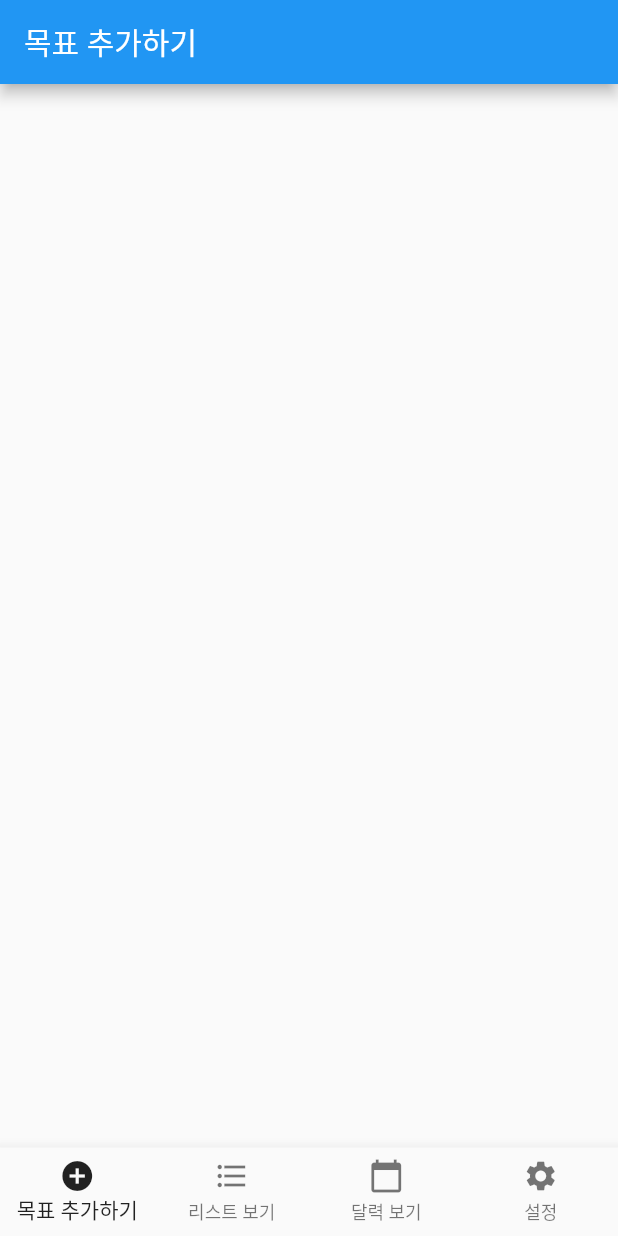
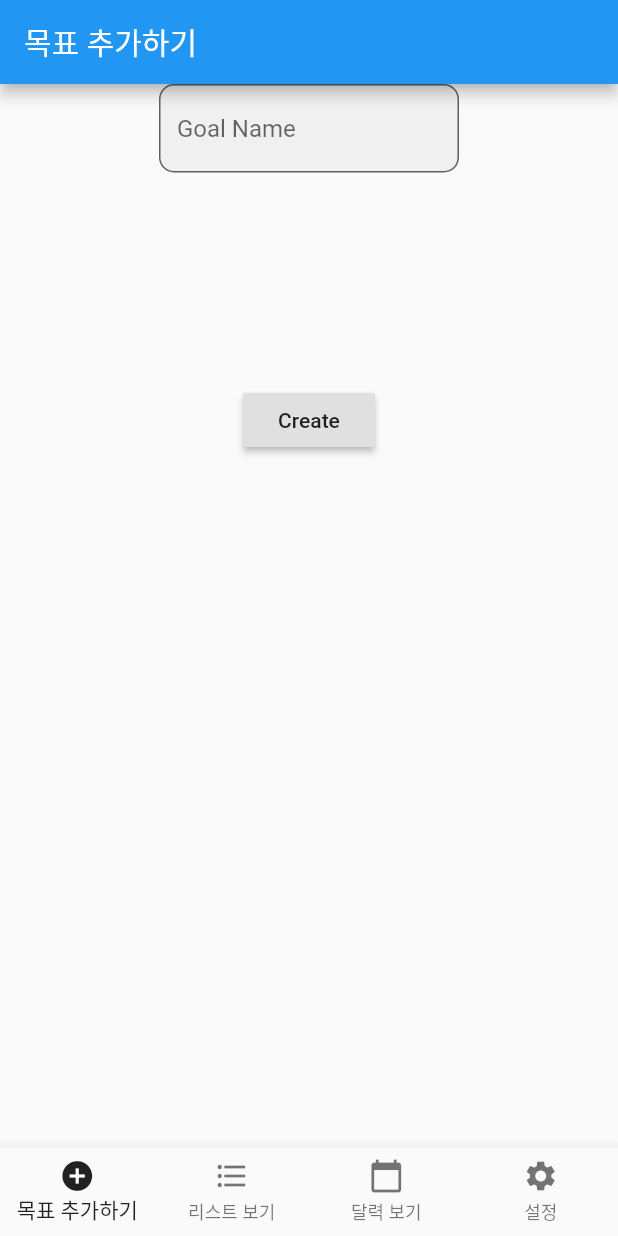
Before and after one commit to SeongWoo-97/sudam_app, a Flutter app: the MainPage screen opened directly, on a phone screen of 412 x 824 dp. Run offline on Flutter 3.47's test engine with Material 2 defaults, Android fonts, the phone set to English and light mode, and no system bars; our stand-ins replace carousel_pro, carousel_slider, cloud_firestore, firebase_auth, firebase_messaging, firebase_storage and 5 more; missing offline and left inert: geocoder, multi_image_picker; accounts and stored records are empty.

Commit message:
PageView 제거

```diff
--- a/goal_app/lib/Page/FirstPage.dart
+++ b/goal_app/lib/Page/FirstPage.dart
@@ -1,16 +1,72 @@
 import 'package:flutter/material.dart';
+import 'package:goalapp/main.dart';
+import 'package:goalapp/module/goal.dart';
+
+import 'SecondPage.dart';
 
 class FirstPage extends StatefulWidget {
   @override
   _FirstPageState createState() => _FirstPageState();
 }
 
+// 목표 객체를 만들 클래스를 생성
+// 생성된 객체를 내부저장소에 저장
 class _FirstPageState extends State<FirstPage> {
+  final _formKey = GlobalKey<FormState>();
+  TextEditingController _names = TextEditingController();
+  Goal goal;
+
+  @override
+  void dispose() {
+    _names.dispose();
+    super.dispose();
+  }
+
   @override
   Widget build(BuildContext context) {
-    return Row(
-      children: <Widget>[
-      ],
+    return Scaffold(
+      appBar: AppBar(
+        title: Text('목표 추가하기'),
+      ),
+      body: Row(
+        mainAxisAlignment: MainAxisAlignment.center,
+        children: <Widget>[
+          Column(
+            children: <Widget>[
+              Container(
+                width: 200,
+                height: 200,
+                child: Form(
+                  key: _formKey,
+                  child: Column(
+                    children: <Widget>[
+                      TextFormField(
+                        controller: _names,
+                        decoration: InputDecoration(
+                            border: OutlineInputBorder(
+                                borderRadius:
+                                    BorderRadius.all(Radius.circular(10))),
+                            filled: true,
+                            hintText: 'Goal Name'),
+                      ),
+                    ],
+                  ),
+                ),
+              ),
+              RaisedButton(
+                onPressed: () {
+                  Navigator.push(context, MaterialPageRoute(
+                      builder: (context) => SecondPage(
+                        name: _names.text,
+                      )
+                  ));
+                },
+                child: Text('Create'),
+              )
+            ],
+          )
+        ],
+      ),
     );
   }
 }
--- a/goal_app/lib/Page/SecondPage.dart
+++ b/goal_app/lib/Page/SecondPage.dart
@@ -1,15 +1,40 @@
 import 'package:flutter/material.dart';
+import 'package:goalapp/module/goal.dart';
 
 class SecondPage extends StatefulWidget {
+  String name;
+
+  SecondPage({this.name}); // 책 200Page 참고
   @override
   _SecondPageState createState() => _SecondPageState();
 }
 
 class _SecondPageState extends State<SecondPage> {
+  final _list = <Goal>[];
   @override
   Widget build(BuildContext context) {
-    return Container(
-      color: Colors.red,
+    return Scaffold(
+      appBar: AppBar(
+        title: Text('리스트 보기'),
+      ),
+      body: Row(
+        children: <Widget>[
+          Expanded(
+              child: ListView(children: _list.map((goal) => _buildItemWidget(goal)).toList())),
+          RaisedButton(
+            onPressed: () {
+              print(widget.name);
+            },
+            child: Text('widget.name 확인하기'),
+          )
+        ],
+      ),
+    );
+  }
+
+  Widget _buildItemWidget(Goal goal) {
+    return ListTile(
+      title: Text(goal.name),
     );
   }
 }
--- a/goal_app/lib/main.dart
+++ b/goal_app/lib/main.dart
@@ -3,6 +3,7 @@ import 'Page/FirstPage.dart';
 import 'Page/FourPage.dart';
 import 'Page/SecondPage.dart';
 import 'Page/ThirdPage.dart';
+import 'module/goal.dart';
 
 void main() => runApp(MyApp());
 
@@ -23,23 +24,10 @@ class MainPage extends StatefulWidget {
 }
 
 class _MainPageState extends State<MainPage> {
-  int _index = 0;
+  var _index = 0;
   final List<String> pageName = ["목표 추가하기","리스트 보기","달력 보기","설정"];
-//  static const TextStyle optionStyle =
-//      TextStyle(fontSize: 20, fontWeight: FontWeight.bold, color: Colors.black);
-  PageController _pageController =
-      PageController(initialPage: 0, keepPage: true);
 
   void _onItemTapped(int index) {
-    setState(() {
-      _index = index;
-      // 어떻게 페이지 이동에 애니메이션 없이 바로 이동
-      _pageController.animateToPage(index,
-          duration: Duration(microseconds: 1), curve: Curves.linear);
-    });
-  }
-
-  void _onPageChanged(int index) {
     setState(() {
       _index = index;
     });
@@ -48,17 +36,10 @@ class _MainPageState extends State<MainPage> {
   @override
   Widget build(BuildContext context) {
     return Scaffold(
-      appBar: AppBar(
-        title: Text(pageName[_index]),
-      ),
-      body: PageView(
-        controller: _pageController,
-        onPageChanged: _onPageChanged,
+      body: IndexedStack(
+        index: _index,
         children: <Widget>[
-          FirstPage(),
-          SecondPage(),
-          ThirdPage(),
-          FourPage(),
+          FirstPage(),SecondPage(),ThirdPage(),FourPage()
         ],
       ),
       bottomNavigationBar: BottomNavigationBar(
```
Also changed, not shown: login_app/lib/a.dart (added, +104 -0 lines).
